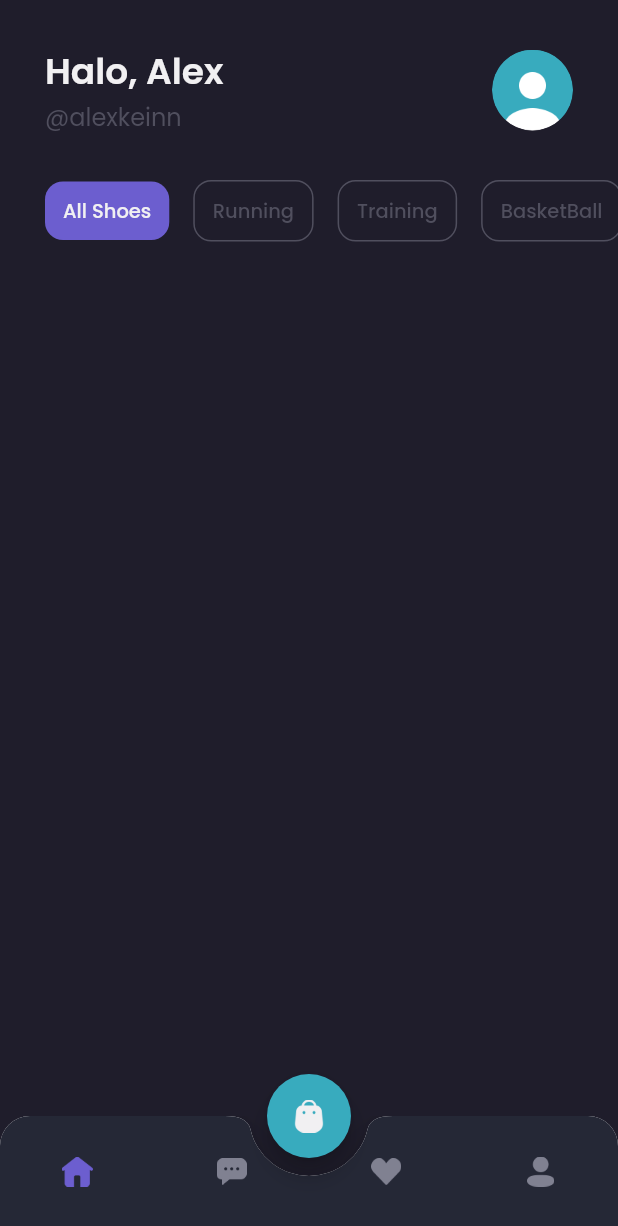
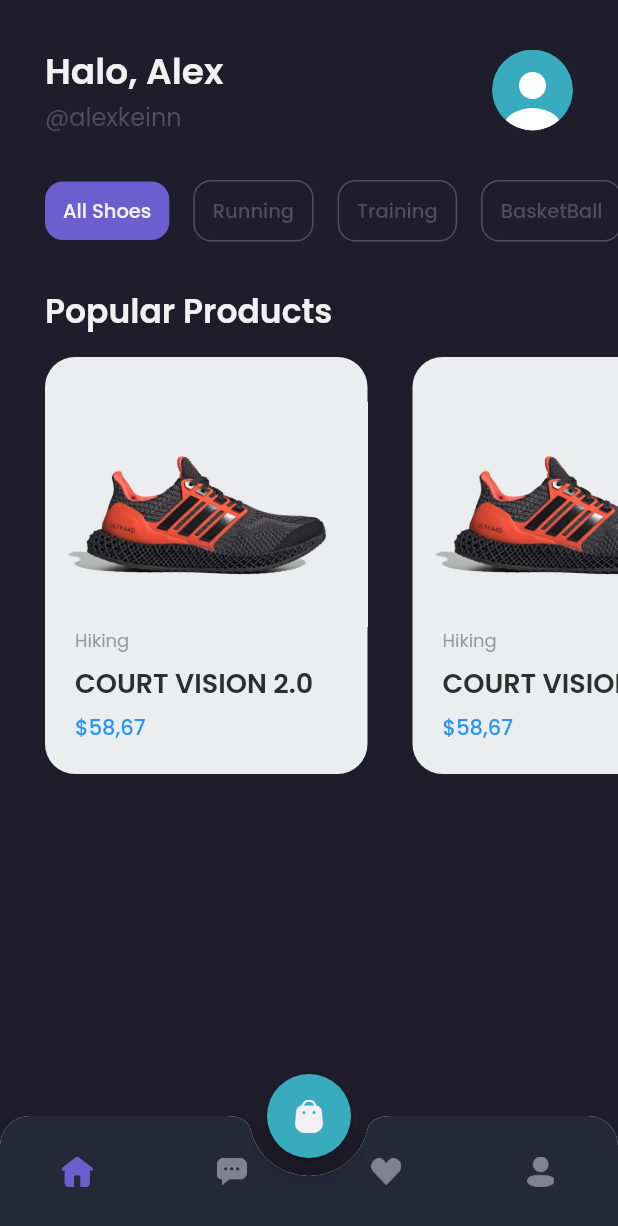
Before and after one commit to yantoiswanto/shamo-app, a Flutter app: the MainPage screen opened by its route, on a phone screen of 412 x 824 dp. Shown: the top 1226 px of the screen. Run offline on Flutter 3.47's test engine with Material 2 defaults, Android fonts, the phone set to English and light mode, and no system bars; our stand-ins replace google_fonts.

Commit message:
Slicing Home Page Popular Products

```diff
--- a/lib/pages/home/home_page.dart
+++ b/lib/pages/home/home_page.dart
@@ -1,5 +1,6 @@
 import 'package:flutter/material.dart';
 import 'package:shamo_app/theme.dart';
+import 'package:shamo_app/widget/product_card.dart';
 
 class HomePage extends StatelessWidget {
   const HomePage({super.key});
@@ -167,10 +168,49 @@
       );
     }
 
+    Widget popularProductTitle() {
+      return Container(
+        margin: EdgeInsets.only(
+            top: defaultMargin, left: defaultMargin, right: defaultMargin),
+        child: Text(
+          'Popular Products',
+          style: primaryTextStyle.copyWith(
+            fontSize: 22,
+            fontWeight: semiBold,
+          ),
+        ),
+      );
+    }
+
+    Widget popularProducts() {
+      return Container(
+        margin: EdgeInsets.only(top: 14),
+        child: SingleChildScrollView(
+          scrollDirection: Axis.horizontal,
+          child: Row(
+            children: [
+              SizedBox(
+                width: defaultMargin,
+              ),
+              Row(
+                children: [
+                  ProductCard(),
+                  ProductCard(),
+                  ProductCard(),
+                ],
+              )
+            ],
+          ),
+        ),
+      );
+    }
+
     return ListView(
       children: [
         header(),
         categories(),
+        popularProductTitle(),
+        popularProducts(),
       ],
     );
   }
--- /dev/null
+++ b/lib/widget/product_card.dart
@@ -0,0 +1,70 @@
+import 'package:flutter/material.dart';
+import 'package:shamo_app/theme.dart';
+
+class ProductCard extends StatelessWidget {
+  const ProductCard({super.key});
+
+  @override
+  Widget build(BuildContext context) {
+    return Container(
+      width: 215,
+      height: 278,
+      margin: EdgeInsets.only(right: defaultMargin),
+      decoration: BoxDecoration(
+        borderRadius: BorderRadius.circular(
+          20,
+        ),
+        color: Color(0xffECEDEF),
+      ),
+      child: Column(
+        crossAxisAlignment: CrossAxisAlignment.start,
+        children: [
+          SizedBox(
+            height: defaultMargin,
+          ),
+          Image.asset(
+            'assets/image_shoes.png',
+            width: 215,
+            height: 150,
+            fit: BoxFit.cover,
+          ),
+          Container(
+            margin: EdgeInsets.symmetric(horizontal: 20),
+            child: Column(
+              crossAxisAlignment: CrossAxisAlignment.start,
+              children: [
+                Text(
+                  'Hiking',
+                  style: secondaryTextStyle.copyWith(
+                    fontSize: 12,
+                  ),
+                ),
+                SizedBox(
+                  height: 6,
+                ),
+                Text(
+                  'COURT VISION 2.0',
+                  style: blackTextStyle.copyWith(
+                    fontSize: 18,
+                    fontWeight: semiBold,
+                  ),
+                  overflow: TextOverflow.ellipsis,
+                ),
+                SizedBox(
+                  height: 6,
+                ),
+                Text(
+                  '\$58,67',
+                  style: priceTextStyle.copyWith(
+                    fontSize: 14,
+                    fontWeight: medium,
+                  ),
+                ),
+              ],
+            ),
+          )
+        ],
+      ),
+    );
+  }
+}
```
